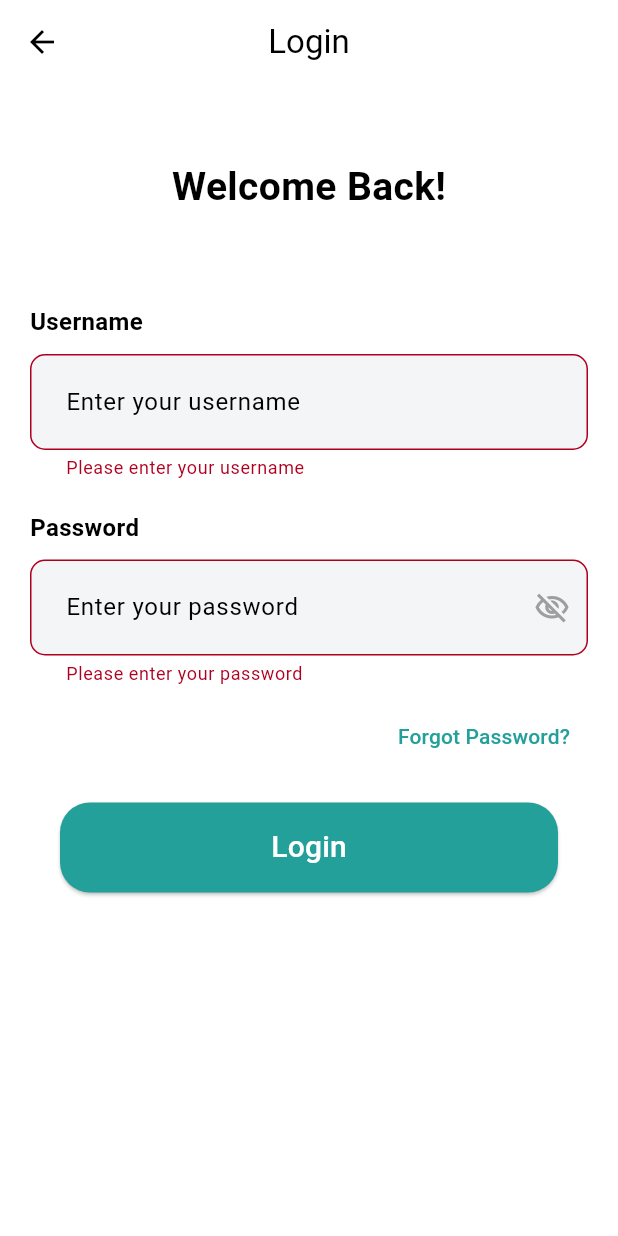
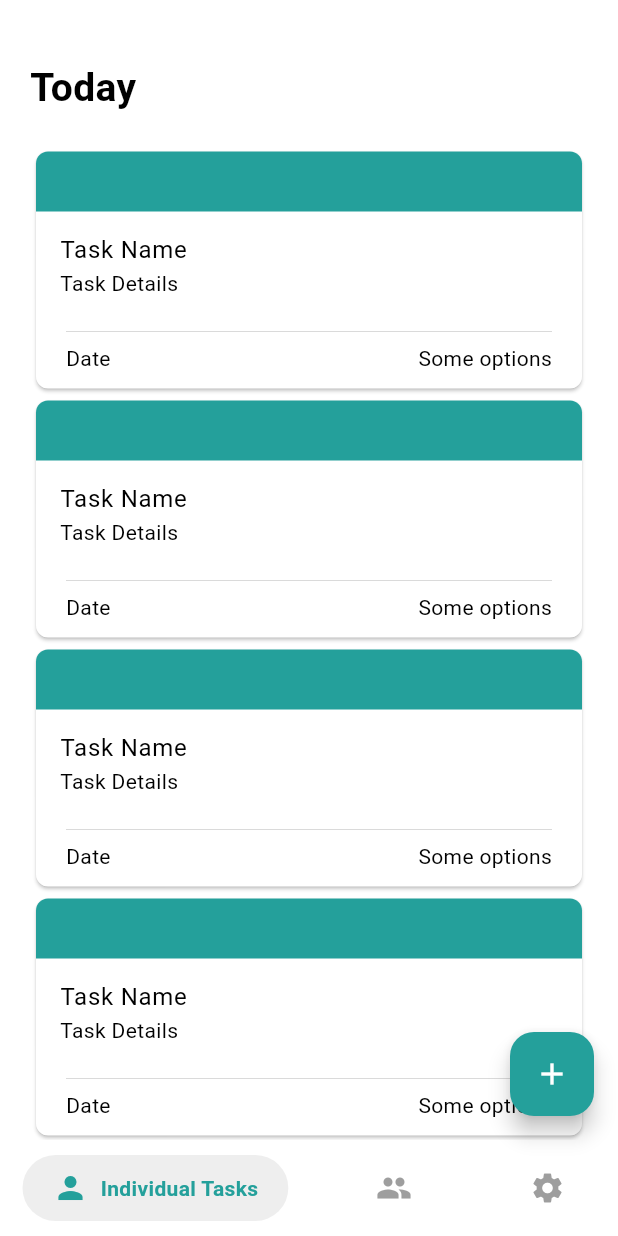
Before and after one commit to ZouheirN/Flutter_To-Do_App, a Flutter app: the LoginScreen screen opened directly, after a tap on "Login", on a phone screen of 412 x 824 dp. Run offline on Flutter 3.47's test engine with Material 2 defaults, Android fonts, the phone set to English and light mode, and no system bars; drawn by our look-alikes of google_nav_bar; our stand-ins replace otp_text_field.

Commit message:
navigation bar

```diff
--- a/lib/screens/home_screen.dart
+++ b/lib/screens/home_screen.dart
@@ -1,36 +1,70 @@
 import 'package:flutter/material.dart';
+import 'package:google_nav_bar/google_nav_bar.dart';
+import 'package:todo_app/screens/group_tasks_screen.dart';
+import 'package:todo_app/screens/individual_tasks_screen.dart';
+import 'package:todo_app/screens/otp_screen.dart';
+import 'package:todo_app/screens/welcome_screen.dart';
 
-class MyHomePage extends StatefulWidget {
-  const MyHomePage({super.key});
+class HomeScreen extends StatefulWidget {
+  const HomeScreen({super.key});
 
   @override
-  State<MyHomePage> createState() => _MyHomePageState();
+  State<HomeScreen> createState() => _HomeScreenState();
 }
 
-class _MyHomePageState extends State<MyHomePage> {
+class _HomeScreenState extends State<HomeScreen> {
+
+  int _selectedIndex = 0;
+
+  static const List<Widget> _widgetOptions = <Widget>[
+    IndividualTasksScreen(),
+    GroupTasksScreen(),
+    WelcomeScreen(),
+  ];
 
   @override
   Widget build(BuildContext context) {
     return Scaffold(
-      appBar: AppBar(
-        // title: Text(widget.title),
-        centerTitle: true,
-      ),
-      body: const Center(
-        child: Column(
-          mainAxisAlignment: MainAxisAlignment.center,
-          children: <Widget>[
-            Text(
-              'You have pushed the button this many times:',
-            ),
-          ],
+      bottomNavigationBar: Container(
+        color: Colors.white,
+        child: Padding(
+          padding: const EdgeInsets.symmetric(horizontal: 15, vertical: 10),
+          child: GNav(
+            backgroundColor: Colors.white,
+            color: Colors.grey,
+            activeColor: Theme.of(context).primaryColor,
+            tabBackgroundColor: Colors.grey.shade200,
+            padding: const EdgeInsets.symmetric(horizontal: 20, vertical: 10),
+            gap: 8,
+            selectedIndex: _selectedIndex,
+            onTabChange: (index) {
+              setState(() {
+                _selectedIndex = index;
+              });
+            },
+            tabs: const [
+              GButton(
+                icon: Icons.person,
+                text: 'Individual Tasks',
+              ),
+              GButton(
+                icon: Icons.group,
+                text: 'Group Tasks',
+              ),
+              GButton(
+                icon: Icons.settings,
+                text: 'Settings',
+              ),
+            ],
+          ),
         ),
       ),
-      floatingActionButton: FloatingActionButton(
+      body: _widgetOptions.elementAt(_selectedIndex),
+      floatingActionButton: (_selectedIndex == 0 || _selectedIndex == 1) ? FloatingActionButton(
         onPressed: () {},
-        tooltip: 'Increment',
+        tooltip: 'Add Todo',
         child: const Icon(Icons.add),
-      ), // This trailing comma makes auto-formatting nicer for build methods.
+      ) : null,
     );
   }
 }
--- /dev/null
+++ b/lib/screens/individual_tasks_screen.dart
@@ -0,0 +1,41 @@
+import 'package:flutter/material.dart';
+
+import '../widgets/card.dart';
+
+class IndividualTasksScreen extends StatelessWidget {
+  const IndividualTasksScreen({super.key});
+
+  @override
+  Widget build(BuildContext context) {
+    return Padding(
+      padding: const EdgeInsets.only(top: 20, left: 20, right: 20),
+      child: SingleChildScrollView(
+        child: Column(
+          mainAxisAlignment: MainAxisAlignment.start,
+          children: [
+            const SizedBox(height: 20),
+            const Row(
+              mainAxisAlignment: MainAxisAlignment.start,
+              children: [
+                Text(
+                  'Today',
+                  style: TextStyle(
+                    fontSize: 26,
+                    fontWeight: FontWeight.bold,
+                  ),
+                ),
+              ],
+            ),
+            const SizedBox(height: 20),
+            TaskCard(color: Theme.of(context).primaryColor,),
+            TaskCard(color: Theme.of(context).primaryColor,),
+            TaskCard(color: Theme.of(context).primaryColor,),
+            TaskCard(color: Theme.of(context).primaryColor,),
+            TaskCard(color: Theme.of(context).primaryColor,),
+
+          ],
+        ),
+      ),
+    );
+  }
+}
--- a/lib/screens/login_screen.dart
+++ b/lib/screens/login_screen.dart
@@ -1,6 +1,8 @@
 import 'package:flutter/material.dart';
 import 'package:todo_app/screens/otp_screen.dart';
 import 'package:todo_app/widgets/buttons.dart';
+
+import 'home_screen.dart';
 
 class LoginScreen extends StatefulWidget {
   const LoginScreen({super.key});
@@ -12,6 +14,27 @@ class LoginScreen extends StatefulWidget {
 class _LoginScreenState extends State<LoginScreen> {
   bool _obscureText = true;
   final _formKey = GlobalKey<FormState>();
+
+  void _login() {
+    //TODO Check if user enabled 2FA
+
+    Navigator.of(context).push(
+      MaterialPageRoute(
+          builder: (context) => const HomeScreen()),
+    );
+
+    // if (_formKey.currentState!.validate()) {
+    //   Navigator.of(context).push(
+    //     MaterialPageRoute(
+    //         builder: (context) =>
+    //         const OTPScreen()),
+    //   );
+    // }
+  }
+
+  void _forgetPassword() {
+    //TODO Forgot Password
+  }
 
   @override
   Widget build(BuildContext context) {
@@ -34,8 +57,8 @@ class _LoginScreenState extends State<LoginScreen> {
                     alignment: Alignment.center,
                     child: Text(
                       'Welcome Back!',
-                        style: TextStyle(
-                            fontSize: 26, fontWeight: FontWeight.bold),
+                      style:
+                          TextStyle(fontSize: 26, fontWeight: FontWeight.bold),
                     ),
                   ),
                   const SizedBox(height: 40),
@@ -136,15 +159,13 @@ class _LoginScreenState extends State<LoginScreen> {
                               mainAxisAlignment: MainAxisAlignment.end,
                               children: [
                                 TextButton(
+                                  onPressed: _forgetPassword,
                                   child: Text(
                                     'Forgot Password?',
                                     style: TextStyle(
                                       color: Theme.of(context).primaryColor,
                                     ),
                                   ),
-                                    onPressed: () {
-                                      //TODO Forgot Password
-                                    },
                                 ),
                               ],
                             ),
@@ -152,17 +173,8 @@ class _LoginScreenState extends State<LoginScreen> {
                             const SizedBox(height: 20),
                             PrimaryButton(
                               text: 'Login',
-                                  onPressed: () {
-                                    //TODO Check if user enabled 2FA
-
-                                    if (_formKey.currentState!.validate()) {
-                                      Navigator.of(context).push(
-                                        MaterialPageRoute(
-                                            builder: (context) =>
-                                                const OTPScreen()),
-                                      );
-                                    }
-                                  }),
+                              onPressed: _login,
+                            ),
                           ],
                         ),
                       ),
@@ -173,6 +185,7 @@ class _LoginScreenState extends State<LoginScreen> {
             ),
           ],
         ),
-        ));
+      ),
+    );
   }
 }
--- a/lib/screens/otp_screen.dart
+++ b/lib/screens/otp_screen.dart
@@ -22,6 +22,7 @@ class _OTPScreenState extends State<OTPScreen> {
       ),
       body: Padding(
         padding: const EdgeInsets.all(20),
+        child: SingleChildScrollView(
           child: Column(
             children: [
               const SizedBox(height: 100),
@@ -87,6 +88,7 @@ class _OTPScreenState extends State<OTPScreen> {
             ],
           ),
         ),
+      ),
     );
   }
 }
--- /dev/null
+++ b/lib/widgets/card.dart
@@ -0,0 +1,47 @@
+import 'package:flutter/material.dart';
+
+class TaskCard extends StatelessWidget {
+  final Color color;
+
+  const TaskCard({super.key, required this.color});
+
+  @override
+  Widget build(BuildContext context) {
+    return Card(
+      shape: RoundedRectangleBorder(
+        borderRadius: BorderRadius.circular(8),
+      ),
+      color: Colors.white,
+      child: Column(
+        mainAxisSize: MainAxisSize.min,
+        children: [
+          Container(
+            height: 40,
+            decoration: BoxDecoration(
+              color: color,
+              borderRadius: const BorderRadius.only(
+                topLeft: Radius.circular(8),
+                topRight: Radius.circular(8),
+              ),
+            ),
+          ),
+          const ListTile(
+            title: Text('Task Name'),
+            subtitle: Text('Task Details'),
+          ),
+          const Divider(thickness: 0.1, indent: 20, endIndent: 20),
+          const Padding(
+            padding: EdgeInsets.only(left: 20, right: 20, bottom: 10),
+            child: Row(
+              mainAxisAlignment: MainAxisAlignment.spaceBetween,
+              children: [
+                Text('Date'),
+                Text('Some options'),
+              ],
+            ),
+          ),
+        ],
+      ),
+    );
+  }
+}
--- a/pubspec.yaml
+++ b/pubspec.yaml
@@ -36,6 +36,7 @@ dependencies:
   # Use with the CupertinoIcons class for iOS style icons.
   cupertino_icons: ^1.0.2
   otp_text_field: ^1.1.3
+  google_nav_bar: ^5.0.6
 
 dev_dependencies:
   flutter_test:
```
Also changed, not shown: lib/main.dart (+6 -1 lines), lib/screens/group_tasks_screen.dart (added, +39 -0 lines), pubspec.lock. Lines whose indentation alone changed are shown as unchanged.
